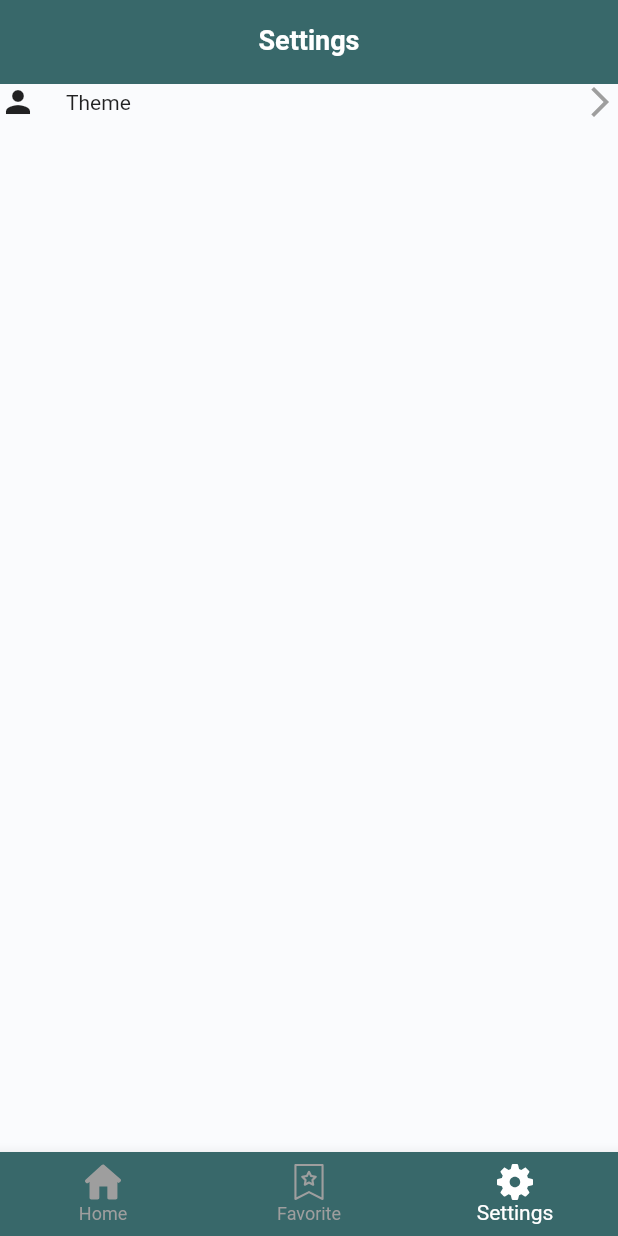
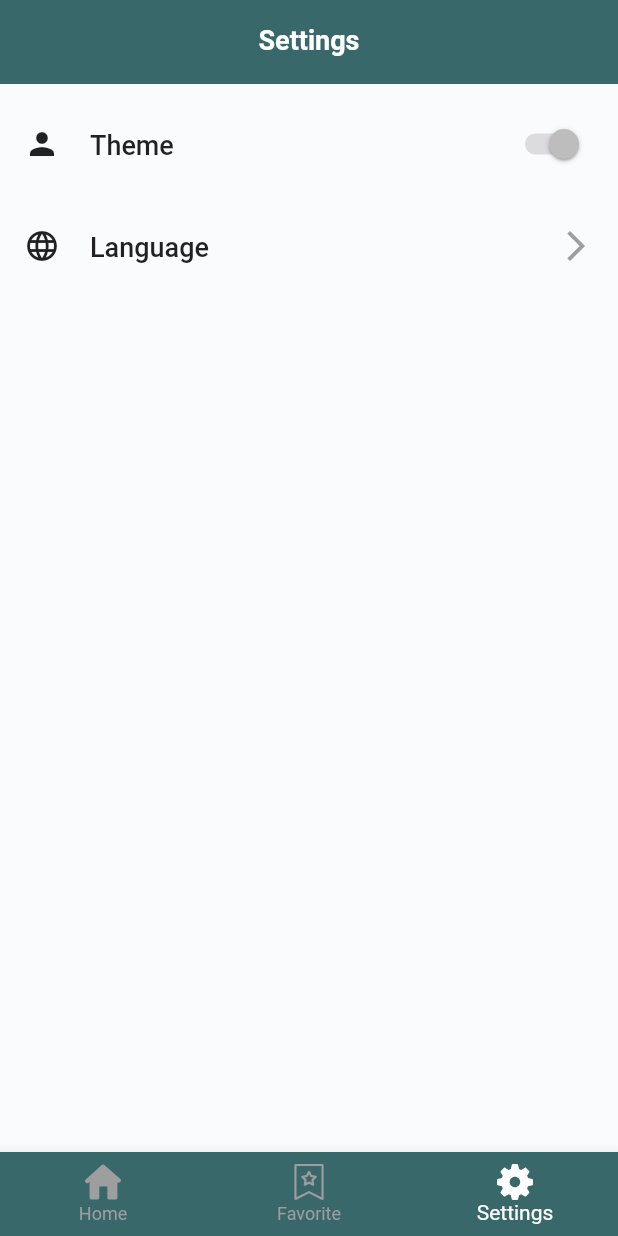
Before and after one commit to hasancse91/flutter_getx_template, a Flutter app: the screen it shows after launch, item 3 of the bottom bar chosen, on a phone screen of 412 x 824 dp. Run offline on Flutter 3.47's test engine with Material 2 defaults, Android fonts, the light colour scheme and no system bars; our stand-ins replace dio, firebase_analytics, firebase_core, flutter_dotenv, flutter_svg, get and 3 more; accounts and stored records are empty; generated files the repository leaves out were written again; network calls fail.

Commit message:
Modified: Settings Page

```diff
--- a/lib/app/modules/settings/views/settings_view.dart
+++ b/lib/app/modules/settings/views/settings_view.dart
@@ -1,4 +1,6 @@
+import 'package:flutter/cupertino.dart';
 import 'package:flutter/material.dart';
+import 'package:flutter_getx_template/app/core/values/app_values.dart';
 import 'package:flutter_getx_template/app/core/widget/paging_view.dart';
 import 'package:flutter_getx_template/app/core/widget/ripple.dart';
 
@@ -22,18 +24,38 @@ class SettingsView extends BaseView<SettingsController> {
       onLoadNextPage: ()=>Container(),
       child: Column(
         crossAxisAlignment: CrossAxisAlignment.stretch,
+        mainAxisAlignment: MainAxisAlignment.center,
         children: [
-          Ripple(
+          Padding(
+            padding: const EdgeInsets.all(AppValues.padding),
+            child: Ripple(
               onTap: ()=>logger.d('Theme Clicked'),
               child: Row(
                 mainAxisAlignment: MainAxisAlignment.center,
                 children: const [
                   Icon(Icons.person),
                   SizedBox(width: 20),
-                Text('Theme'),
+                  Text('Theme', style: titleStyle),
                   Spacer(),
-                Icon(Icons.arrow_forward_ios, color: Colors.grey),
+                  Switch(value: true, onChanged: null),
                 ],
+              ),
+            ),
+          ),
+          Padding(
+            padding: const EdgeInsets.all(AppValues.padding),
+            child: Ripple(
+                onTap: ()=>logger.d('Language clicked'),
+              child: Row(
+                mainAxisAlignment: MainAxisAlignment.center,
+                children: const [
+                  Icon(Icons.language),
+                  SizedBox(width: 20),
+                  Text('Language', style: titleStyle),
+                  Spacer(),
+                  Icon(Icons.arrow_forward_ios, color: Colors.grey)
+                ],
+              ),
             ),
           ),
         ],
```
Lines whose indentation alone changed are shown as unchanged.
